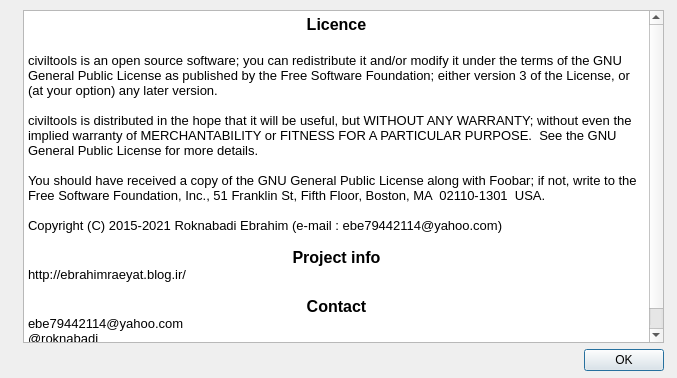
Above: widgets/about.ui from ebrahimraeyat/civilTools before the change. Below: the same form after it.
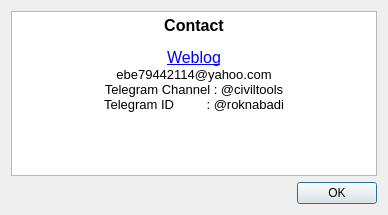
That is the form after the change.

Commit message: set cfactor as main window for civiltools

```diff
--- a/widgets/about.ui
+++ b/widgets/about.ui
@@ -9,8 +9,8 @@
    <rect>
     <x>0</x>
     <y>0</y>
-    <width>677</width>
-    <height>378</height>
+    <width>388</width>
+    <height>215</height>
    </rect>
   </property>
   <property name="windowTitle">
@@ -19,15 +19,8 @@
   <property name="modal">
    <bool>false</bool>
   </property>
-  <widget class="QWidget" name="layoutWidget">
-   <property name="geometry">
-    <rect>
-     <x>23</x>
-     <y>10</y>
-     <width>641</width>
-     <height>361</height>
-    </rect>
-   </property>
+  <layout class="QVBoxLayout" name="verticalLayout_2">
+   <item>
    <layout class="QVBoxLayout" name="verticalLayout">
     <item>
      <widget class="QTextEdit" name="textEdit">
@@ -35,24 +28,13 @@
        <string>&lt;!DOCTYPE HTML PUBLIC &quot;-//W3C//DTD HTML 4.0//EN&quot; &quot;http://www.w3.org/TR/REC-html40/strict.dtd&quot;&gt;
 &lt;html&gt;&lt;head&gt;&lt;meta name=&quot;qrichtext&quot; content=&quot;1&quot; /&gt;&lt;style type=&quot;text/css&quot;&gt;
 p, li { white-space: pre-wrap; }
-&lt;/style&gt;&lt;/head&gt;&lt;body style=&quot; font-family:'Noto Sans'; font-size:10pt; font-weight:400; font-style:normal;&quot;&gt;
-&lt;p align=&quot;center&quot; style=&quot; margin-top:0px; margin-bottom:0px; margin-left:0px; margin-right:0px; -qt-block-indent:0; text-indent:0px;&quot;&gt;&lt;span style=&quot; font-size:12pt; font-weight:600;&quot;&gt;Licence&lt;/span&gt;&lt;/p&gt;
-&lt;p align=&quot;center&quot; style=&quot;-qt-paragraph-type:empty; margin-top:0px; margin-bottom:0px; margin-left:0px; margin-right:0px; -qt-block-indent:0; text-indent:0px; font-size:12pt; font-weight:600;&quot;&gt;&lt;br /&gt;&lt;/p&gt;
-&lt;p style=&quot; margin-top:0px; margin-bottom:0px; margin-left:0px; margin-right:0px; -qt-block-indent:0; text-indent:0px;&quot;&gt;civiltools is an open source software; you can redistribute it and/or modify it under the terms of the GNU General Public License as published by the Free Software Foundation; either version 3 of the License, or (at your option) any later version.&lt;/p&gt;
-&lt;p style=&quot; margin-top:0px; margin-bottom:0px; margin-left:0px; margin-right:0px; -qt-block-indent:0; text-indent:0px;&quot;&gt;            &lt;/p&gt;
-&lt;p style=&quot; margin-top:0px; margin-bottom:0px; margin-left:0px; margin-right:0px; -qt-block-indent:0; text-indent:0px;&quot;&gt;civiltools is distributed in the hope that it will be useful, but WITHOUT ANY WARRANTY; without even the implied warranty of MERCHANTABILITY or FITNESS FOR A PARTICULAR PURPOSE.  See the GNU General Public License for more details.&lt;/p&gt;
-&lt;p style=&quot; margin-top:0px; margin-bottom:0px; margin-left:0px; margin-right:0px; -qt-block-indent:0; text-indent:0px;&quot;&gt;            &lt;/p&gt;
-&lt;p style=&quot; margin-top:0px; margin-bottom:0px; margin-left:0px; margin-right:0px; -qt-block-indent:0; text-indent:0px;&quot;&gt;You should have received a copy of the GNU General Public License along with Foobar; if not, write to the Free Software Foundation, Inc., 51 Franklin St, Fifth Floor, Boston, MA  02110-1301  USA.&lt;/p&gt;
-&lt;p style=&quot; margin-top:0px; margin-bottom:0px; margin-left:0px; margin-right:0px; -qt-block-indent:0; text-indent:0px;&quot;&gt;            &lt;/p&gt;
-&lt;p style=&quot; margin-top:0px; margin-bottom:0px; margin-left:0px; margin-right:0px; -qt-block-indent:0; text-indent:0px;&quot;&gt;Copyright (C) 2015-2021 Roknabadi Ebrahim (e-mail : ebe79442114@yahoo.com)&lt;/p&gt;
-&lt;p style=&quot;-qt-paragraph-type:empty; margin-top:0px; margin-bottom:0px; margin-left:0px; margin-right:0px; -qt-block-indent:0; text-indent:0px;&quot;&gt;&lt;br /&gt;&lt;/p&gt;
-&lt;p align=&quot;center&quot; style=&quot; margin-top:0px; margin-bottom:0px; margin-left:0px; margin-right:0px; -qt-block-indent:0; text-indent:0px;&quot;&gt;&lt;span style=&quot; font-size:12pt; font-weight:600;&quot;&gt;Project info&lt;/span&gt;&lt;/p&gt;
-&lt;p style=&quot; margin-top:0px; margin-bottom:0px; margin-left:0px; margin-right:0px; -qt-block-indent:0; text-indent:0px;&quot;&gt;http://ebrahimraeyat.blog.ir/&lt;/p&gt;
-&lt;p style=&quot;-qt-paragraph-type:empty; margin-top:0px; margin-bottom:0px; margin-left:0px; margin-right:0px; -qt-block-indent:0; text-indent:0px;&quot;&gt;&lt;br /&gt;&lt;/p&gt;
-&lt;p align=&quot;center&quot; style=&quot; margin-top:0px; margin-bottom:0px; margin-left:0px; margin-right:0px; -qt-block-indent:0; text-indent:0px;&quot;&gt;&lt;span style=&quot; font-size:12pt; font-weight:600;&quot;&gt;Contact&lt;/span&gt;&lt;/p&gt;
-&lt;p style=&quot; margin-top:0px; margin-bottom:0px; margin-left:0px; margin-right:0px; -qt-block-indent:0; text-indent:0px;&quot;&gt;ebe79442114@yahoo.com&lt;/p&gt;
-&lt;p style=&quot; margin-top:0px; margin-bottom:0px; margin-left:0px; margin-right:0px; -qt-block-indent:0; text-indent:0px;&quot;&gt;@roknabadi&lt;/p&gt;
-&lt;p style=&quot; margin-top:0px; margin-bottom:0px; margin-left:0px; margin-right:0px; -qt-block-indent:0; text-indent:0px;&quot;&gt;@civiltools&lt;/p&gt;&lt;/body&gt;&lt;/html&gt;</string>
+&lt;/style&gt;&lt;/head&gt;&lt;body style=&quot; font-family:'MS Shell Dlg 2'; font-size:7.8pt; font-weight:400; font-style:normal;&quot;&gt;
+&lt;p align=&quot;center&quot; style=&quot; margin-top:0px; margin-bottom:0px; margin-left:0px; margin-right:0px; -qt-block-indent:0; text-indent:0px;&quot;&gt;&lt;span style=&quot; font-family:'Noto Sans'; font-size:12pt; font-weight:600;&quot;&gt;Contact&lt;/span&gt;&lt;/p&gt;
+&lt;p style=&quot;-qt-paragraph-type:empty; margin-top:0px; margin-bottom:0px; margin-left:0px; margin-right:0px; -qt-block-indent:0; text-indent:0px; font-size:8pt; color:#0000ff;&quot;&gt;&lt;br /&gt;&lt;/p&gt;
+&lt;p align=&quot;center&quot; style=&quot; margin-top:0px; margin-bottom:0px; margin-left:0px; margin-right:0px; -qt-block-indent:0; text-indent:0px;&quot;&gt;&lt;a href=&quot;http://ebrahimraeyat.blog.ir/&quot;&gt;&lt;span style=&quot; font-size:12pt; text-decoration: underline; color:#0000ff;&quot;&gt;Weblog&lt;/span&gt;&lt;/a&gt;&lt;/p&gt;
+&lt;p align=&quot;center&quot; style=&quot; margin-top:0px; margin-bottom:0px; margin-left:0px; margin-right:0px; -qt-block-indent:0; text-indent:0px;&quot;&gt;&lt;span style=&quot; font-family:'Noto Sans'; font-size:10pt;&quot;&gt;ebe79442114@yahoo.com&lt;/span&gt;&lt;/p&gt;
+&lt;p align=&quot;center&quot; style=&quot; margin-top:0px; margin-bottom:0px; margin-left:0px; margin-right:0px; -qt-block-indent:0; text-indent:0px;&quot;&gt;&lt;span style=&quot; font-family:'Noto Sans'; font-size:10pt;&quot;&gt;Telegram Channel : @civiltools&lt;/span&gt;&lt;/p&gt;
+&lt;p align=&quot;center&quot; style=&quot; margin-top:0px; margin-bottom:0px; margin-left:0px; margin-right:0px; -qt-block-indent:0; text-indent:0px;&quot;&gt;&lt;span style=&quot; font-family:'Noto Sans'; font-size:10pt;&quot;&gt;Telegram ID         : @roknabadi&lt;/span&gt;&lt;/p&gt;&lt;/body&gt;&lt;/html&gt;</string>
       </property>
      </widget>
     </item>
@@ -67,7 +49,8 @@
      </widget>
     </item>
    </layout>
-  </widget>
+   </item>
+  </layout>
  </widget>
  <resources/>
  <connections>
```
Lines whose indentation alone changed are shown as unchanged. The commit also changes 125 other files.
